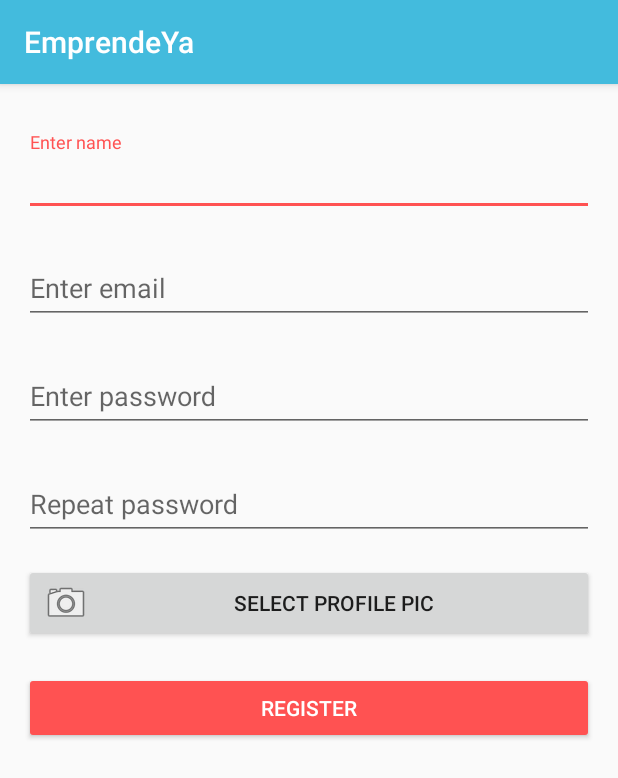
After one commit to andres-vasquez-coderoad-com/android-cert-upb-2020, an Android app: the RegisterActivity screen opened directly, with no data from a screen before it, on a phone screen of 412 x 824 dp. The commit adds this screen. Shown: the top 778 px of the screen. Run offline under Robolectric (Android 15) with nearby library versions, the phone set to English and light mode, and no system bars; our stand-ins replace Room's generated code; Roboto replaces fonts that are not available here.

Commit message:
Firebase> Register flow.

```diff
--- a/app/src/main/AndroidManifest.xml
+++ b/app/src/main/AndroidManifest.xml
@@ -12,7 +12,8 @@
         android:roundIcon="@mipmap/ic_launcher_round"
         android:supportsRtl="true"
         android:theme="@style/AppTheme">
-        <activity android:name=".ui.activities.CreatePostActivity"></activity>
+        <activity android:name=".ui.activities.RegisterActivity"></activity>
+        <activity android:name=".ui.activities.CreatePostActivity" />
         <activity
             android:name=".ui.activities.StartupDetailsActivity"
             android:label="@string/title_activity_startup_details"
--- a/app/src/main/java/bo/com/emprendeya/repository/MockRepository.java
+++ b/app/src/main/java/bo/com/emprendeya/repository/MockRepository.java
@@ -108,6 +108,11 @@ public class MockRepository implements RepositoryImpl {
     }
 
     @Override
+    public LiveData<Base<User>> registerUser(User user, Uri image) {
+        return null;
+    }
+
+    @Override
     public LiveData<Base<String>> addPostToStartup(String uuidStartup, Post post, Uri image) {
         return null;
     }
--- a/app/src/main/java/bo/com/emprendeya/repository/Repository.java
+++ b/app/src/main/java/bo/com/emprendeya/repository/Repository.java
@@ -79,6 +79,11 @@ public class Repository implements RepositoryImpl {
     }
 
     @Override
+    public LiveData<Base<User>> registerUser(User user, Uri image) {
+        return FirebaseRepository.getInstance().register(user, image);
+    }
+
+    @Override
     public LiveData<Base<String>> addPostToStartup(String uuidStartup, Post post, Uri image) {
         return FirebaseRepository.getInstance().addPostToStartup(uuidStartup, post, image);
     }
--- a/app/src/main/java/bo/com/emprendeya/repository/RepositoryImpl.java
+++ b/app/src/main/java/bo/com/emprendeya/repository/RepositoryImpl.java
@@ -25,6 +25,8 @@ public interface RepositoryImpl {
 
     void signOut();
 
+    LiveData<Base<User>> registerUser(User user, Uri image);
+
     /* ************************* Posts **************************/
 
     LiveData<Base<String>> addPostToStartup(String uuidStartup, Post post, Uri image);
--- a/app/src/main/java/bo/com/emprendeya/ui/activities/LoginActivity.java
+++ b/app/src/main/java/bo/com/emprendeya/ui/activities/LoginActivity.java
@@ -226,4 +226,9 @@ public class LoginActivity extends AppCompatActivity {
         intent.setFlags(Intent.FLAG_ACTIVITY_NEW_TASK | Intent.FLAG_ACTIVITY_CLEAR_TASK);
         startActivity(intent);
     }
+
+    public void openRegister(View view) {
+        Intent intent = new Intent(context, RegisterActivity.class);
+        startActivity(intent);
+    }
 }
--- /dev/null
+++ b/app/src/main/java/bo/com/emprendeya/ui/activities/RegisterActivity.java
@@ -0,0 +1,160 @@
+package bo.com.emprendeya.ui.activities;
+
+import androidx.annotation.NonNull;
+import androidx.annotation.Nullable;
+import androidx.annotation.RequiresApi;
+import androidx.appcompat.app.AppCompatActivity;
+import androidx.core.content.ContextCompat;
+import androidx.lifecycle.Observer;
+import androidx.lifecycle.ViewModelProvider;
+
+import android.Manifest;
+import android.app.ProgressDialog;
+import android.content.Context;
+import android.content.Intent;
+import android.content.pm.PackageManager;
+import android.net.Uri;
+import android.os.Build;
+import android.os.Bundle;
+import android.view.View;
+import android.widget.Button;
+import android.widget.Toast;
+
+import com.google.android.material.textfield.TextInputEditText;
+
+import bo.com.emprendeya.R;
+import bo.com.emprendeya.model.Base;
+import bo.com.emprendeya.model.users.User;
+import bo.com.emprendeya.utils.CompressImage;
+import bo.com.emprendeya.viewModel.RegisterViewModel;
+
+public class RegisterActivity extends AppCompatActivity {
+    private static final String LOG = RegisterActivity.class.getName();
+
+    private Context context;
+    private RegisterViewModel registerViewModel;
+
+    private TextInputEditText nameTextInputEditText;
+    private TextInputEditText emailTextInputEditText;
+    private TextInputEditText passwordTextInputEditText;
+    private TextInputEditText passwordRepeatTextInputEditText;
+    private Button selectPhotoButton;
+
+    private ProgressDialog loading;
+
+    private static final int RC_PERMISSIONS = 201;
+    private static final int RC_GALLERY = 202;
+
+    private Uri fileCoverPhoto;
+
+    @Override
+    protected void onCreate(Bundle savedInstanceState) {
+        super.onCreate(savedInstanceState);
+        setContentView(R.layout.activity_register);
+        this.context = this;
+        registerViewModel = new ViewModelProvider(this).get(RegisterViewModel.class);
+
+        initViews();
+        initEvents();
+    }
+
+    private void initViews() {
+        nameTextInputEditText = findViewById(R.id.nameTextInputEditText);
+        emailTextInputEditText = findViewById(R.id.emailTextInputEditText);
+        passwordTextInputEditText = findViewById(R.id.passwordTextInputEditText);
+        passwordRepeatTextInputEditText = findViewById(R.id.passwordRepeatTextInputEditText);
+        selectPhotoButton = findViewById(R.id.selectPhotoButton);
+    }
+
+    private void initEvents() {
+        selectPhotoButton.setOnClickListener(view -> {
+            if (Build.VERSION.SDK_INT >= Build.VERSION_CODES.M) {
+                if (hasPermissions()) {
+                    openGallery();
+                } else {
+                    askPermissions();
+                }
+            } else {
+                openGallery();
+            }
+        });
+    }
+
+    private void showLoading() {
+        loading = new ProgressDialog(context);
+        loading.setTitle("Cargando");
+        loading.setCancelable(false);
+        loading.show();
+    }
+
+    private void dismissLoading() {
+        if (loading != null && loading.isShowing()) {
+            loading.dismiss();
+        }
+    }
+
+    public void registerUser(View view) {
+        //TODO validaciones
+        User user = new User(emailTextInputEditText.getText().toString(),
+                passwordTextInputEditText.getText().toString());
+        user.setDisplayName(nameTextInputEditText.getText().toString());
+
+        showLoading();
+        registerViewModel.register(user, fileCoverPhoto).observe(this, new Observer<Base<User>>() {
+            @Override
+            public void onChanged(Base<User> userBase) {
+                dismissLoading();
+                if (userBase.isSuccess()) {
+                    RegisterActivity.this.finish();
+                } else {
+                    Toast.makeText(context, "Error al registrar el usuario", Toast.LENGTH_SHORT).show();
+                }
+            }
+        });
+    }
+
+    private boolean hasPermissions() {
+        return ContextCompat.checkSelfPermission(context, Manifest.permission.WRITE_EXTERNAL_STORAGE) == PackageManager.PERMISSION_GRANTED;
+    }
+
+
+    @RequiresApi(api = Build.VERSION_CODES.M)
+    private void askPermissions() {
+        requestPermissions(new String[]{Manifest.permission.WRITE_EXTERNAL_STORAGE}, RC_PERMISSIONS);
+    }
+
+    @Override
+    public void onRequestPermissionsResult(int requestCode, @NonNull String[] permissions, @NonNull int[] grantResults) {
+        super.onRequestPermissionsResult(requestCode, permissions, grantResults);
+        switch (requestCode) {
+            case RC_PERMISSIONS:
+                if (grantResults.length > 0 && grantResults[0] == PackageManager.PERMISSION_GRANTED) {
+                    openGallery();
+                } else {
+                    Toast.makeText(context, "Sin permisos", Toast.LENGTH_SHORT).show();
+                }
+                break;
+            default:
+                break;
+        }
+    }
+
+    private void openGallery() {
+        Intent intent = new Intent();
+        intent.setType("image/*");
+        intent.setAction(Intent.ACTION_GET_CONTENT);
+        startActivityForResult(Intent.createChooser(intent, getString(R.string.post_image)),
+                RC_GALLERY);
+    }
+
+    @Override
+    protected void onActivityResult(int requestCode, int resultCode, @Nullable Intent data) {
+        super.onActivityResult(requestCode, resultCode, data);
+        if (resultCode == RESULT_OK) {
+            if (requestCode == RC_GALLERY && data != null && data.getData() != null) {
+                Uri image = data.getData();
+                fileCoverPhoto = CompressImage.compressImage(image, context);
+            }
+        }
+    }
+}
--- /dev/null
+++ b/app/src/main/java/bo/com/emprendeya/viewModel/RegisterViewModel.java
@@ -0,0 +1,27 @@
+package bo.com.emprendeya.viewModel;
+
+import android.app.Application;
+import android.net.Uri;
+
+import androidx.annotation.NonNull;
+import androidx.lifecycle.AndroidViewModel;
+import androidx.lifecycle.LiveData;
+
+import bo.com.emprendeya.model.Base;
+import bo.com.emprendeya.model.users.User;
+import bo.com.emprendeya.repository.Repository;
+import bo.com.emprendeya.repository.RepositoryImpl;
+
+public class RegisterViewModel extends AndroidViewModel {
+
+    private RepositoryImpl repository;
+
+    public RegisterViewModel(@NonNull Application application) {
+        super(application);
+        repository = new Repository(application);
+    }
+
+    public LiveData<Base<User>> register(User user, Uri image) {
+        return repository.registerUser(user, image);
+    }
+}
--- a/app/src/main/res/layout/activity_login.xml
+++ b/app/src/main/res/layout/activity_login.xml
@@ -70,7 +70,8 @@
         android:layout_width="200dp"
         android:layout_height="200dp"
         android:layout_below="@id/loginLinearLayout"
-        android:layout_alignParentEnd="true">
+        android:layout_alignParentEnd="true"
+        android:onClick="openRegister">
 
         <include layout="@layout/register_button" />
     </FrameLayout>
--- /dev/null
+++ b/app/src/main/res/layout/activity_register.xml
@@ -0,0 +1,79 @@
+<?xml version="1.0" encoding="utf-8"?>
+<LinearLayout xmlns:android="http://schemas.android.com/apk/res/android"
+    xmlns:app="http://schemas.android.com/apk/res-auto"
+    xmlns:tools="http://schemas.android.com/tools"
+    android:layout_width="match_parent"
+    android:layout_height="match_parent"
+    android:orientation="vertical"
+    android:padding="@dimen/space_md"
+    tools:context=".ui.activities.RegisterActivity">
+
+
+    <com.google.android.material.textfield.TextInputLayout
+        android:layout_width="match_parent"
+        android:layout_height="wrap_content"
+        android:layout_marginTop="@dimen/space_md">
+
+        <com.google.android.material.textfield.TextInputEditText
+            android:id="@+id/nameTextInputEditText"
+            android:layout_width="match_parent"
+            android:layout_height="wrap_content"
+            android:hint="@string/register_name" />
+    </com.google.android.material.textfield.TextInputLayout>
+
+    <com.google.android.material.textfield.TextInputLayout
+        android:layout_width="match_parent"
+        android:layout_height="wrap_content"
+        android:layout_marginTop="@dimen/space_md">
+
+        <com.google.android.material.textfield.TextInputEditText
+            android:id="@+id/emailTextInputEditText"
+            android:layout_width="match_parent"
+            android:layout_height="wrap_content"
+            android:hint="@string/register_email" />
+    </com.google.android.material.textfield.TextInputLayout>
+
+    <com.google.android.material.textfield.TextInputLayout
+        android:layout_width="match_parent"
+        android:layout_height="wrap_content"
+        android:layout_marginTop="@dimen/space_md">
+
+        <com.google.android.material.textfield.TextInputEditText
+            android:id="@+id/passwordTextInputEditText"
+            android:layout_width="match_parent"
+            android:layout_height="wrap_content"
+            android:hint="@string/register_password"
+            android:inputType="textPassword" />
+    </com.google.android.material.textfield.TextInputLayout>
+
+    <com.google.android.material.textfield.TextInputLayout
+        android:layout_width="match_parent"
+        android:layout_height="wrap_content"
+        android:layout_marginTop="@dimen/space_md">
+
+        <com.google.android.material.textfield.TextInputEditText
+            android:id="@+id/passwordRepeatTextInputEditText"
+            android:layout_width="match_parent"
+            android:layout_height="wrap_content"
+            android:hint="@string/register_password_repeat"
+            android:inputType="textPassword" />
+    </com.google.android.material.textfield.TextInputLayout>
+
+    <Button
+        android:id="@+id/selectPhotoButton"
+        android:layout_width="match_parent"
+        android:layout_height="wrap_content"
+        android:layout_marginTop="@dimen/space_md"
+        android:drawableLeft="@android:drawable/ic_menu_camera"
+        android:text="@string/register_profile_pic" />
+
+    <Button
+        android:id="@+id/registerButton"
+        style="@style/Widget.AppCompat.Button.Colored"
+        android:layout_width="match_parent"
+        android:layout_height="wrap_content"
+        android:layout_marginTop="@dimen/space_lg"
+        android:onClick="registerUser"
+        android:text="@string/register" />
+
+</LinearLayout>
--- a/app/src/main/res/values/strings.xml
+++ b/app/src/main/res/values/strings.xml
@@ -38,4 +38,11 @@
     <string name="post_title">Post title</string>
     <string name="post_content">Post content</string>
     <string name="post_image">Pick image</string>
+
+    <!-- Register Activity -->
+    <string name="register_name">Enter name</string>
+    <string name="register_email">Enter email</string>
+    <string name="register_password">Enter password</string>
+    <string name="register_password_repeat">Repeat password</string>
+    <string name="register_profile_pic">Select profile Pic</string>
 </resources>
```
Also changed, not shown: app/src/main/java/bo/com/emprendeya/repository/firebase/FirebaseRepository.java (+25 -5 lines), app/src/main/java/bo/com/emprendeya/repository/firebase/storage/FirebaseStorageManager.java (+10 -1 lines), 1 other file.
